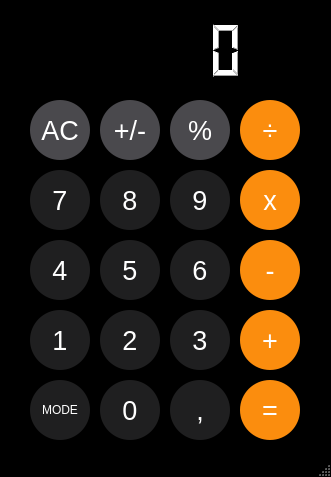
This is Kalkulator_QT/mainwindow.ui in jackon274/PO as Qt 5 draws it before an edit. The edited form follows.
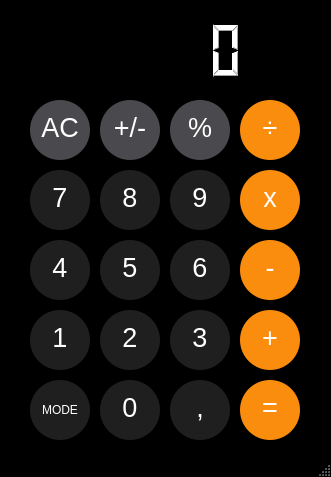
This is the edited form. Icons and pictures are not drawn.

Diff of the .ui file:
```diff
--- a/Kalkulator_QT/mainwindow.ui
+++ b/Kalkulator_QT/mainwindow.ui
@@ -68,6 +68,7 @@
 color: rgb(255, 255, 255);
 font:20pt;
 border-radius: 30px;
+padding-top: -5px;
 }
 
 QPushButton:hover {
@@ -100,6 +101,7 @@
 color: rgb(255, 255, 255);
 font:20pt;
 border-radius: 30px;
+padding-top: -5px;
 }
 
 QPushButton:hover {
@@ -138,6 +140,7 @@
 color: rgb(255, 255, 255);
 font:20pt;
 border-radius: 30px;
+padding-top: -5px;
 }
 
 QPushButton:hover {
@@ -170,6 +173,7 @@
 color: rgb(255, 255, 255);
 font:20pt;
 border-radius: 30px;
+padding-top: -5px;
 }
 
 QPushButton:hover {
@@ -202,6 +206,7 @@
 color: rgb(255, 255, 255);
 font:20pt;
 border-radius: 30px;
+padding-top: -5px;
 }
 
 QPushButton:hover {
@@ -234,6 +239,7 @@
 color: rgb(255, 255, 255);
 font:20pt;
 border-radius: 30px;
+padding-top: -5px;
 }
 
 QPushButton:hover {
@@ -266,6 +272,7 @@
 color: rgb(255, 255, 255);
 font:20pt;
 border-radius: 30px;
+padding-top: -5px;
 }
 
 QPushButton:hover {
@@ -335,6 +342,7 @@
 color: rgb(255, 255, 255);
 font:20pt;
 border-radius: 30px;
+padding-top: -5px;
 }
 
 QPushButton:hover {
@@ -367,6 +375,7 @@
 color: rgb(255, 255, 255);
 font:20pt;
 border-radius: 30px;
+padding-top: -5px;
 }
 
 QPushButton:hover {
@@ -409,6 +418,7 @@
 color: rgb(255, 255, 255);
 font:20pt;
 border-radius: 30px;
+padding-top: -5px;
 }
 
 QPushButton:hover {
@@ -441,6 +451,7 @@
 color: rgb(255, 255, 255);
 font:20pt;
 border-radius: 30px;
+padding-top: -5px;
 }
 
 QPushButton:hover {
@@ -473,6 +484,7 @@
 color: rgb(255, 255, 255);
 font:20pt;
 border-radius: 30px;
+padding-top: -5px;
 }
 
 QPushButton:hover {
@@ -505,6 +517,7 @@
 color: rgb(255, 255, 255);
 font:20pt;
 border-radius: 30px;
+padding-top: -5px;
 }
 
 QPushButton:hover {
@@ -537,6 +550,7 @@
 color: rgb(255, 255, 255);
 font:20pt;
 border-radius: 30px;
+padding-top: -5px;
 }
 
 QPushButton:hover {
@@ -569,6 +583,7 @@
 color: rgb(255, 255, 255);
 font:20pt;
 border-radius: 30px;
+padding-top: -5px;
 }
 
 QPushButton:hover {
@@ -601,6 +616,7 @@
 color: rgb(255, 255, 255);
 font:20pt;
 border-radius: 30px;
+padding-top: -5px;
 }
 
 QPushButton:hover {
@@ -633,6 +649,7 @@
 color: rgb(255, 255, 255);
 font:20pt;
 border-radius: 30px;
+padding-top: -5px;
 }
 
 QPushButton:hover {
@@ -665,6 +682,7 @@
 color: rgb(255, 255, 255);
 font:20pt;
 border-radius: 30px;
+padding-top: -5px;
 }
 
 QPushButton:hover {
@@ -697,6 +715,7 @@
 color: rgb(255, 255, 255);
 font:20pt;
 border-radius: 30px;
+padding-top: -5px;
 }
 
 QPushButton:hover {
```
